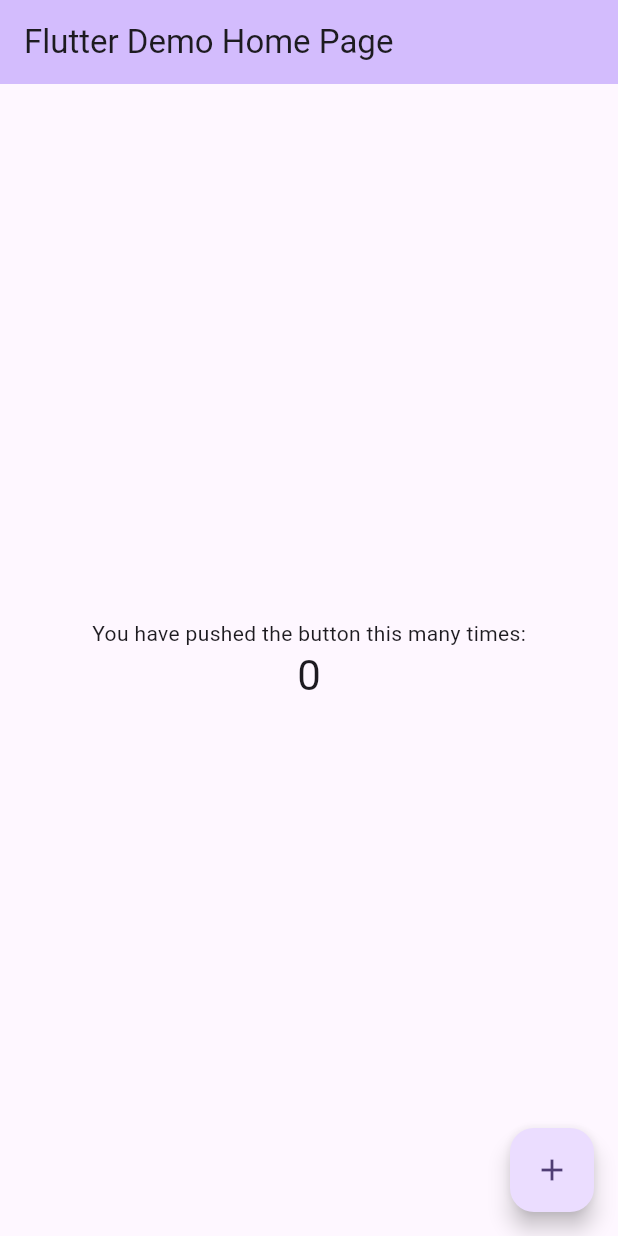
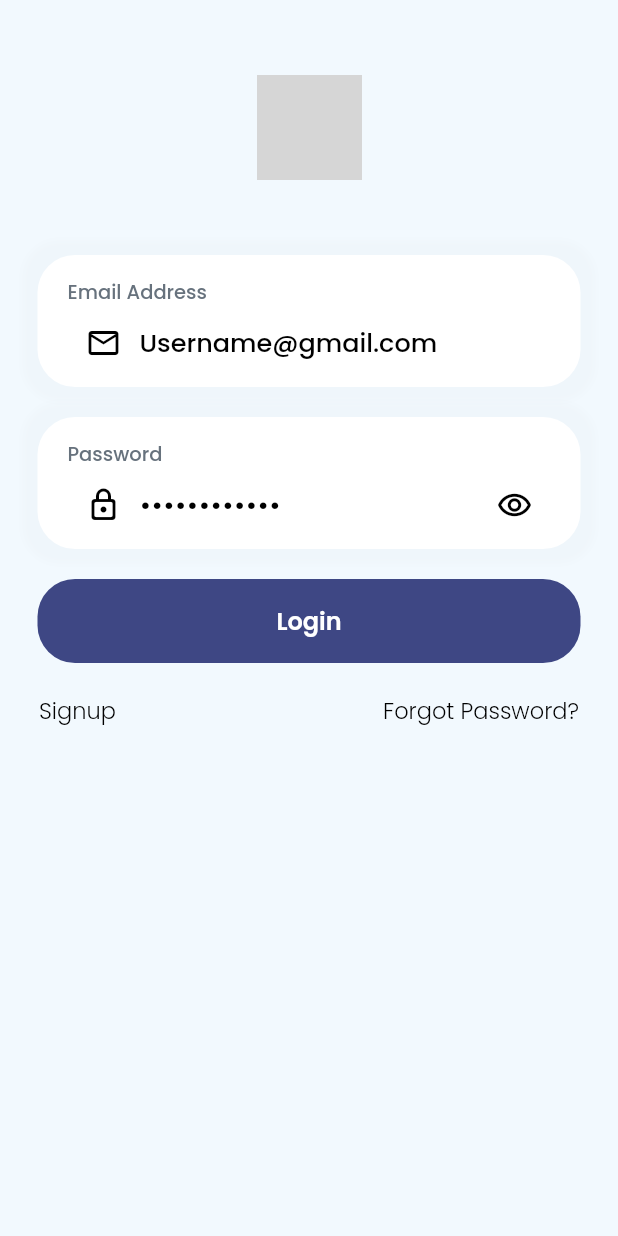
Before and after one commit to abe27/signal-crypto-app, a Flutter app: the screen it shows after launch, on a phone screen of 412 x 824 dp. Run offline on Flutter 3.47's test engine with Material 2 defaults, Android fonts, the phone set to English and light mode, and no system bars; our stand-ins replace animated_bottom_navigation_bar, google_fonts; missing offline and left inert: flutter_finance_app; network calls fail; grey boxes are pictures that could not be loaded.

Commit message:
edit home

```diff
--- a/lib/main.dart
+++ b/lib/main.dart
@@ -1,4 +1,6 @@
 import 'package:flutter/material.dart';
+import 'package:google_fonts/google_fonts.dart';
+import 'package:signalapp/pages/login_page.dart';
 
 void main() {
   runApp(const MyApp());
@@ -11,115 +13,11 @@ class MyApp extends StatelessWidget {
   @override
   Widget build(BuildContext context) {
     return MaterialApp(
-      title: 'Flutter Demo',
+      debugShowCheckedModeBanner: false,
       theme: ThemeData(
-        // This is the theme of your application.
-        //
-        // TRY THIS: Try running your application with "flutter run". You'll see
-        // the application has a blue toolbar. Then, without quitting the app,
-        // try changing the seedColor in the colorScheme below to Colors.green
-        // and then invoke "hot reload" (save your changes or press the "hot
-        // reload" button in a Flutter-supported IDE, or press "r" if you used
-        // the command line to start the app).
-        //
-        // Notice that the counter didn't reset back to zero; the application
-        // state is not lost during the reload. To reset the state, use hot
-        // restart instead.
-        //
-        // This works for code too, not just values: Most code changes can be
-        // tested with just a hot reload.
-        colorScheme: ColorScheme.fromSeed(seedColor: Colors.deepPurple),
-        useMaterial3: true,
+        fontFamily: GoogleFonts.poppins().fontFamily,
       ),
-      home: const MyHomePage(title: 'Flutter Demo Home Page'),
+      home: const LoginPage(),
     );
   }
 }
-
-class MyHomePage extends StatefulWidget {
-  const MyHomePage({super.key, required this.title});
-
-  // This widget is the home page of your application. It is stateful, meaning
-  // that it has a State object (defined below) that contains fields that affect
-  // how it looks.
-
-  // This class is the configuration for the state. It holds the values (in this
-  // case the title) provided by the parent (in this case the App widget) and
-  // used by the build method of the State. Fields in a Widget subclass are
-  // always marked "final".
-
-  final String title;
-
-  @override
-  State<MyHomePage> createState() => _MyHomePageState();
-}
-
-class _MyHomePageState extends State<MyHomePage> {
-  int _counter = 0;
-
-  void _incrementCounter() {
-    setState(() {
-      // This call to setState tells the Flutter framework that something has
-      // changed in this State, which causes it to rerun the build method below
-      // so that the display can reflect the updated values. If we changed
-      // _counter without calling setState(), then the build method would not be
-      // called again, and so nothing would appear to happen.
-      _counter++;
-    });
-  }
-
-  @override
-  Widget build(BuildContext context) {
-    // This method is rerun every time setState is called, for instance as done
-    // by the _incrementCounter method above.
-    //
-    // The Flutter framework has been optimized to make rerunning build methods
-    // fast, so that you can just rebuild anything that needs updating rather
-    // than having to individually change instances of widgets.
-    return Scaffold(
-      appBar: AppBar(
-        // TRY THIS: Try changing the color here to a specific color (to
-        // Colors.amber, perhaps?) and trigger a hot reload to see the AppBar
-        // change color while the other colors stay the same.
-        backgroundColor: Theme.of(context).colorScheme.inversePrimary,
-        // Here we take the value from the MyHomePage object that was created by
-        // the App.build method, and use it to set our appbar title.
-        title: Text(widget.title),
-      ),
-      body: Center(
-        // Center is a layout widget. It takes a single child and positions it
-        // in the middle of the parent.
-        child: Column(
-          // Column is also a layout widget. It takes a list of children and
-          // arranges them vertically. By default, it sizes itself to fit its
-          // children horizontally, and tries to be as tall as its parent.
-          //
-          // Column has various properties to control how it sizes itself and
-          // how it positions its children. Here we use mainAxisAlignment to
-          // center the children vertically; the main axis here is the vertical
-          // axis because Columns are vertical (the cross axis would be
-          // horizontal).
-          //
-          // TRY THIS: Invoke "debug painting" (choose the "Toggle Debug Paint"
-          // action in the IDE, or press "p" in the console), to see the
-          // wireframe for each widget.
-          mainAxisAlignment: MainAxisAlignment.center,
-          children: <Widget>[
-            const Text(
-              'You have pushed the button this many times:',
-            ),
-            Text(
-              '$_counter',
-              style: Theme.of(context).textTheme.headlineMedium,
-            ),
-          ],
-        ),
-      ),
-      floatingActionButton: FloatingActionButton(
-        onPressed: _incrementCounter,
-        tooltip: 'Increment',
-        child: const Icon(Icons.add),
-      ), // This trailing comma makes auto-formatting nicer for build methods.
-    );
-  }
-}
--- /dev/null
+++ b/lib/pages/home_page.dart
@@ -0,0 +1,90 @@
+import 'package:animated_bottom_navigation_bar/animated_bottom_navigation_bar.dart';
+import 'package:flutter/cupertino.dart';
+import 'package:flutter/material.dart';
+import 'package:flutter/src/widgets/container.dart';
+import 'package:flutter/src/widgets/framework.dart';
+import 'package:flutter_finance_app/pages/daily_page.dart';
+import 'package:signalapp/pages/transection_page.dart';
+import 'package:signalapp/theme/colors.dart';
+
+class HomePage extends StatefulWidget {
+  const HomePage({super.key});
+
+  @override
+  State<HomePage> createState() => _HomePageState();
+}
+
+class _HomePageState extends State<HomePage> {
+  int pageIndex = 0;
+
+  List<Widget> pages = [
+    DailyPage(),
+    TransectionPage(),
+    TransectionPage(),
+    TransectionPage(),
+    TransectionPage(),
+  ];
+
+  @override
+  Widget build(BuildContext context) {
+    return Scaffold(
+      backgroundColor: primary,
+      body: getBody(),
+      bottomNavigationBar: getFooter(),
+      floatingActionButton: SafeArea(
+        child: SizedBox(
+          // height: 30,
+          // width: 40,
+          child: FloatingActionButton(
+            onPressed: () {},
+            child: Icon(
+              Icons.add,
+              size: 20,
+            ),
+            backgroundColor: buttoncolor,
+            // shape:
+            //     BeveledRectangleBorder(borderRadius: BorderRadius.circular(4)),
+          ),
+        ),
+      ),
+      floatingActionButtonLocation: FloatingActionButtonLocation.centerDocked,
+    );
+  }
+
+  Widget getBody() {
+    return IndexedStack(
+      index: pageIndex,
+      children: pages,
+    );
+  }
+
+  Widget getFooter() {
+    List<IconData> iconItems = [
+      CupertinoIcons.home,
+      CupertinoIcons.creditcard,
+      CupertinoIcons.money_dollar,
+      CupertinoIcons.person,
+    ];
+    return AnimatedBottomNavigationBar(
+        backgroundColor: primary,
+        icons: iconItems,
+        splashColor: secondary,
+        inactiveColor: black.withOpacity(0.5),
+        gapLocation: GapLocation.center,
+        activeIndex: pageIndex,
+        notchSmoothness: NotchSmoothness.softEdge,
+        leftCornerRadius: 10,
+        iconSize: 25,
+        rightCornerRadius: 10,
+        elevation: 2,
+        onTap: (index) {
+          setTabs(index);
+        });
+  }
+
+  setTabs(index) {
+    setState(() {
+      pageIndex = index;
+    });
+  }
+}
--- /dev/null
+++ b/lib/pages/login_page.dart
@@ -0,0 +1,193 @@
+import 'package:flutter/material.dart';
+import 'package:signalapp/theme/colors.dart';
+
+class LoginPage extends StatefulWidget {
+  const LoginPage({super.key});
+
+  @override
+  State<LoginPage> createState() => _LoginPageState();
+}
+
+class _LoginPageState extends State<LoginPage> {
+  final TextEditingController _email =
+      TextEditingController(text: "Username@gmail.com");
+  TextEditingController password = TextEditingController(text: "abcdef123456");
+
+  @override
+  Widget build(BuildContext context) {
+    return Scaffold(
+      backgroundColor: primary,
+      body: getBody(),
+    );
+  }
+
+  Widget getBody() {
+    return SafeArea(
+        child: Center(
+      child: Column(
+        children: [
+          SizedBox(
+            height: 50,
+          ),
+          Container(
+            width: 70,
+            height: 70,
+            decoration: BoxDecoration(
+                shape: BoxShape.circle,
+                image: DecorationImage(
+                    image: NetworkImage(
+                        "https://images.unsplash.com/photo-1531256456869-ce942a665e80?ixid=MXwxMjA3fDB8MHxzZWFyY2h8MTI4fHxwcm9maWxlfGVufDB8fDB8&ixlib=rb-1.2.1&auto=format&fit=crop&w=800&q=60"),
+                    fit: BoxFit.cover)),
+          ),
+          SizedBox(
+            height: 50,
+          ),
+          Container(
+              width: double.infinity,
+              margin: EdgeInsets.symmetric(horizontal: 25),
+              decoration: BoxDecoration(
+                  color: white,
+                  borderRadius: BorderRadius.circular(25),
+                  boxShadow: [
+                    BoxShadow(
+                      color: grey.withOpacity(0.03),
+                      spreadRadius: 10,
+                      blurRadius: 3,
+                      // changes position of shadow
+                    ),
+                  ]),
+              child: Padding(
+                padding: const EdgeInsets.only(
+                    left: 20, top: 15, bottom: 5, right: 20),
+                child: Column(
+                  crossAxisAlignment: CrossAxisAlignment.start,
+                  children: [
+                    Text(
+                      "Email Address",
+                      style: TextStyle(
+                          fontWeight: FontWeight.w500,
+                          fontSize: 13,
+                          color: Color(0xff67727d)),
+                    ),
+                    TextField(
+                      controller: _email,
+                      cursorColor: black,
+                      style: TextStyle(
+                          fontSize: 17,
+                          fontWeight: FontWeight.w500,
+                          color: black),
+                      decoration: InputDecoration(
+                          prefixIcon: Icon(Icons.email_outlined),
+                          prefixIconColor: black,
+                          hintText: "Email",
+                          border: InputBorder.none),
+                    ),
+                  ],
+                ),
+              )),
+          SizedBox(
+            height: 20,
+          ),
+          Container(
+              width: double.infinity,
+              margin: EdgeInsets.symmetric(horizontal: 25),
+              decoration: BoxDecoration(
+                  color: white,
+                  borderRadius: BorderRadius.circular(25),
+                  boxShadow: [
+                    BoxShadow(
+                      color: grey.withOpacity(0.03),
+                      spreadRadius: 10,
+                      blurRadius: 3,
+                      // changes position of shadow
+                    ),
+                  ]),
+              child: Padding(
+                padding: const EdgeInsets.only(
+                    left: 20, top: 15, bottom: 5, right: 20),
+                child: Column(
+                  crossAxisAlignment: CrossAxisAlignment.start,
+                  children: [
+                    Text(
+                      "Password",
+                      style: TextStyle(
+                          fontWeight: FontWeight.w500,
+                          fontSize: 13,
+                          color: Color(0xff67727d)),
+                    ),
+                    TextField(
+                      obscureText: true,
+                      controller: password,
+                      cursorColor: black,
+                      style: TextStyle(
+                          fontSize: 17,
+                          fontWeight: FontWeight.w500,
+                          color: black),
+                      decoration: InputDecoration(
+                          prefixIcon: Icon(Icons.lock_outline_rounded),
+                          prefixIconColor: Colors.black,
+                          suffixIcon: Icon(Icons.remove_red_eye_outlined),
+                          suffixIconColor: Colors.black,
+                          hintText: "Password",
+                          border: InputBorder.none),
+                    ),
+                  ],
+                ),
+              )),
+          SizedBox(
+            height: 20,
+          ),
+          GestureDetector(
+            onTap: () {
+              Navigator.pushReplacement(
+                  context,
+                  MaterialPageRoute(
+                    builder: (context) => HomePage(),
+                  ));
+            },
+            child: Container(
+              padding: EdgeInsets.all(16),
+              margin: EdgeInsets.symmetric(horizontal: 25),
+              decoration: BoxDecoration(
+                  color: buttoncolor, borderRadius: BorderRadius.circular(25)),
+              child: Center(
+                child: Text(
+                  "Login",
+                  style: TextStyle(
+                      color: Colors.white,
+                      fontSize: 16,
+                      fontWeight: FontWeight.w600),
+                ),
+              ),
+            ),
+          ),
+          SizedBox(
+            height: 20,
+          ),
+          Padding(
+            padding: const EdgeInsets.only(left: 26.0, right: 26.0),
+            child: Row(
+              mainAxisAlignment: MainAxisAlignment.spaceBetween,
+              children: [
+                Text(
+                  "Signup",
+                  style: TextStyle(
+                      color: Colors.black,
+                      fontSize: 15,
+                      fontWeight: FontWeight.w300),
+                ),
+                Text(
+                  "Forgot Password?",
+                  style: TextStyle(
+                      color: Colors.black,
+                      fontSize: 15,
+                      fontWeight: FontWeight.w300),
+                ),
+              ],
+            ),
+          )
+        ],
+      ),
+    ));
+  }
+}
--- /dev/null
+++ b/lib/theme/colors.dart
@@ -0,0 +1,13 @@
+import 'package:flutter/material.dart';
+
+const Color primary = Color(0xfff2f9fe);
+const Color secondary = Color(0xFFdbe4f3);
+const Color black = Color(0xFF000000);
+const Color white = Color(0xFFFFFFFF);
+const Color grey = Colors.grey;
+const Color red = Color(0xFFec5766);
+const Color green = Color(0xFF43aa8b);
+const Color blue = Color(0xFF28c2ff);
+const Color buttoncolor = Color(0xff3e4784);
+const Color mainFontColor = Color(0xff565c95);
+const Color arrowbgColor = Color(0xffe4e9f7);
--- a/pubspec.yaml
+++ b/pubspec.yaml
@@ -35,6 +35,7 @@ dependencies:
   # The following adds the Cupertino Icons font to your application.
   # Use with the CupertinoIcons class for iOS style icons.
   cupertino_icons: ^1.0.2
+  google_fonts: ^5.1.0
 
 dev_dependencies:
   flutter_test:
```
